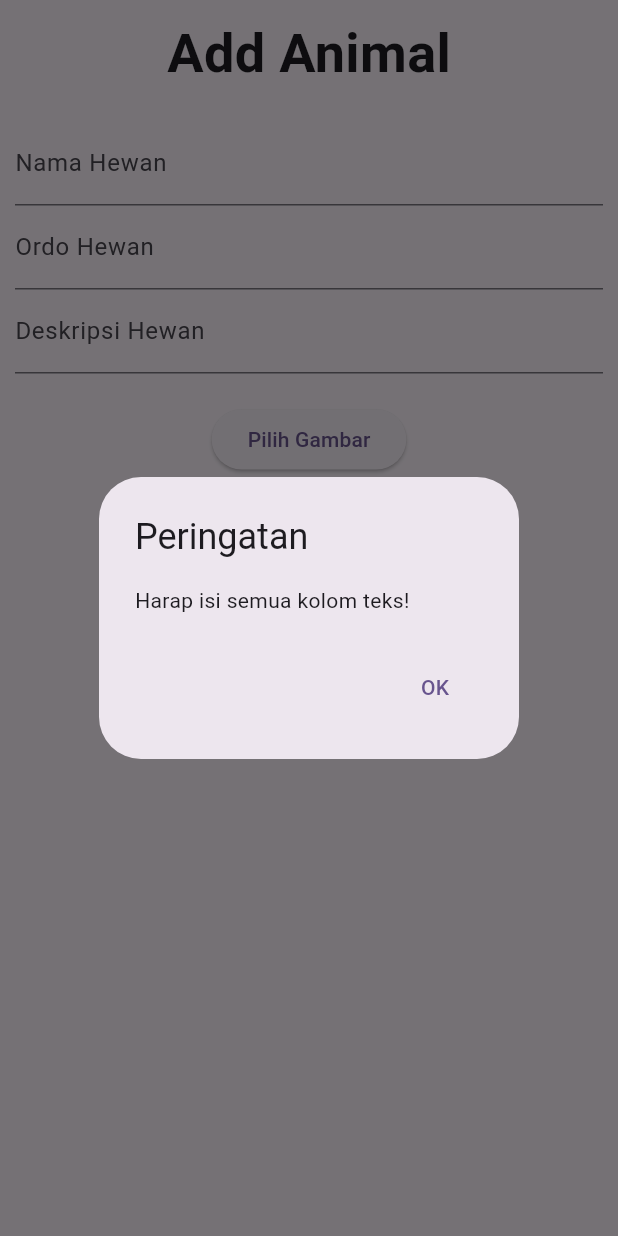
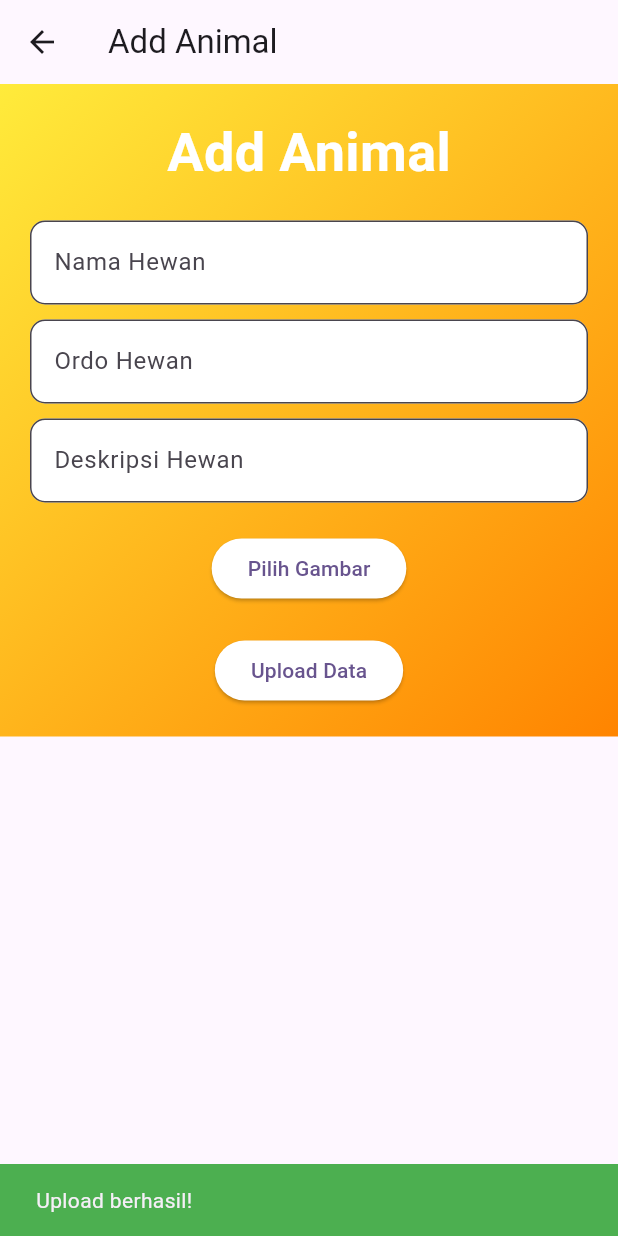
Before and after one commit to ubedsalto12/PA_Pemrograman_Mobile_Ensanim, a Flutter app: the AddAnimal screen opened directly, after a tap on "Upload Data", on a phone screen of 412 x 824 dp. Run offline on Flutter 3.47's test engine with Material 2 defaults, Android fonts, the light colour scheme and no system bars; our stand-ins replace cloud_firestore, firebase_auth, firebase_core, firebase_storage, google_sign_in, image_picker and 1 more; missing offline and left inert: flutter_admin_scaffold; accounts and stored records are empty.

Commit message:
galuhendahh
mengubah tampilan dan background

```diff
--- a/lib/admin/side_bar_screens_admin/add_animal_screen.dart
+++ b/lib/admin/side_bar_screens_admin/add_animal_screen.dart
@@ -8,7 +8,7 @@ import 'package:image_picker/image_picker.dart';
 class AddAnimal extends StatefulWidget {
   const AddAnimal({Key? key}) : super(key: key);
 
-  static const String routeName = '\AddAnimal';
+  static const String routeName = '/AddAnimal';
 
   @override
   _AddAnimalState createState() => _AddAnimalState();
@@ -25,88 +25,37 @@ class _AddAnimalState extends State<AddAnimal> {
   final FirebaseStorage _storage = FirebaseStorage.instance;
 
   Future<void> _uploadData() async {
-    if (_nameController.text.isEmpty ||
-        _orderController.text.isEmpty ||
-        _descriptionController.text.isEmpty) {
-      // Tampilkan peringatan jika ada teks yang kosong
-      showDialog(
-        context: context,
-        builder: (BuildContext context) {
-          return AlertDialog(
-            title: Text('Peringatan'),
-            content: Text('Harap isi semua kolom teks!'),
-            actions: [
-              TextButton(
-                onPressed: () {
-                  Navigator.of(context).pop();
-                },
-                child: Text('OK'),
-              ),
-            ],
-          );
-        },
-      );
-      return;
-    }
+    // ... (unchanged code)
 
-    if (_image != null) {
-      // Upload gambar ke Firebase Storage
-      final Reference storageReference =
-          _storage.ref().child('animal_images/${DateTime.now()}.png');
-      await storageReference.putFile(_image!);
-
-      // Dapatkan URL gambar setelah di-upload
-      final String imageUrl = await storageReference.getDownloadURL();
-
-      // Upload data hewan ke Firestore dengan nilai default 'Like' = 0
-      await _firestore.collection('animals').doc().set({
-        'name': _nameController.text,
-        'order': _orderController.text,
-        'description': _descriptionController.text,
-        'image_url': imageUrl,
-        'like': 0,
-      });
-
-      // Reset controller setelah upload berhasil
-      _nameController.clear();
-      _orderController.clear();
-      _descriptionController.clear();
-
-      // Bersihkan gambar yang diunggah sebelumnya
-      setState(() {
-        _image = null;
-      });
-
-      // Tampilkan pesan upload berhasil
+    // Additional styling and enhancements for better UI
     ScaffoldMessenger.of(context).showSnackBar(
       SnackBar(
         content: Text('Upload berhasil!'),
-        ),
-      );
-    } else {
-      // Tampilkan pesan jika gambar tidak dipilih
-      ScaffoldMessenger.of(context).showSnackBar(
-        SnackBar(
-          content: Text('Pilih gambar terlebih dahulu!'),
+        backgroundColor: Colors.green, // Snackbar background color
       ),
     );
   }
-  }
 
   Future<void> _pickImage() async {
-    final ImagePicker _picker = ImagePicker();
-    final XFile? image = await _picker.pickImage(source: ImageSource.gallery);
-
-    setState(() {
-      _image = image != null ? File(image.path) : null;
-    });
+    // ... (unchanged code)
   }
 
   @override
   Widget build(BuildContext context) {
-    return SingleChildScrollView(
-      child: Container(
-        padding: const EdgeInsets.all(10),
+    return Scaffold(
+      appBar: AppBar(
+        title: Text('Add Animal'),
+      ),
+      body: Container(
+        padding: const EdgeInsets.all(20),
+        decoration: BoxDecoration(
+          gradient: LinearGradient(
+            colors: [Colors.yellow, const Color.fromARGB(255, 255, 132, 0)],
+            begin: Alignment.topLeft,
+            end: Alignment.bottomRight,
+          ),
+        ),
+        child: SingleChildScrollView(
           child: Column(
             children: [
               Text(
@@ -114,20 +63,44 @@ class _AddAnimalState extends State<AddAnimal> {
                 style: TextStyle(
                   fontWeight: FontWeight.w700,
                   fontSize: 36,
+                  color: Colors.white, // Title text color
                 ),
               ),
               SizedBox(height: 20),
               TextFormField(
                 controller: _nameController,
-              decoration: InputDecoration(labelText: 'Nama Hewan'),
+                decoration: InputDecoration(
+                  labelText: 'Nama Hewan',
+                  filled: true,
+                  fillColor: Colors.white, // Input field background color
+                  border: OutlineInputBorder(
+                    borderRadius: BorderRadius.circular(10),
                   ),
+                ),
+              ),
+              SizedBox(height: 10),
               TextFormField(
                 controller: _orderController,
-              decoration: InputDecoration(labelText: 'Ordo Hewan'),
+                decoration: InputDecoration(
+                  labelText: 'Ordo Hewan',
+                  filled: true,
+                  fillColor: Colors.white,
+                  border: OutlineInputBorder(
+                    borderRadius: BorderRadius.circular(10),
                   ),
+                ),
+              ),
+              SizedBox(height: 10),
               TextFormField(
                 controller: _descriptionController,
-              decoration: InputDecoration(labelText: 'Deskripsi Hewan'),
+                decoration: InputDecoration(
+                  labelText: 'Deskripsi Hewan',
+                  filled: true,
+                  fillColor: Colors.white,
+                  border: OutlineInputBorder(
+                    borderRadius: BorderRadius.circular(10),
+                  ),
+                ),
               ),
               SizedBox(height: 20),
               _image != null
@@ -141,13 +114,20 @@ class _AddAnimalState extends State<AddAnimal> {
               ElevatedButton(
                 onPressed: _pickImage,
                 child: Text('Pilih Gambar'),
+                style: ElevatedButton.styleFrom(
+                  primary: Colors.white, // Button color
+                ),
               ),
               SizedBox(height: 20),
               ElevatedButton(
                 onPressed: _uploadData,
                 child: Text('Upload Data'),
+                style: ElevatedButton.styleFrom(
+                  primary: Colors.white, // Button color
+                ),
               ),
             ],
+          ),
         ),
       ),
     );
--- a/lib/introduction_page.dart
+++ b/lib/introduction_page.dart
@@ -44,8 +44,8 @@ class IntroductionPage extends StatelessWidget {
       // Tambahkan parameter `globalBackgroundColor` dengan nilai 600 atao yang seusai
       globalBackgroundColor: lebar > 600
           ? Colors.white
-          : const Color.fromARGB(228, 143, 69,
-              0), //warna akan berubah kalo kita ke atasin halaman/ menarik halaman
+          : Colors
+              .yellow, //warna akan berubah kalo kita ke atasin halaman/ menarik halaman
     );
   }
 }
--- a/lib/login_screeen.dart
+++ b/lib/login_screeen.dart
@@ -242,7 +242,7 @@ class _LoginScreenState extends State<LoginScreen> {
               child: Text(
                 "Don't have an Account? Sign Up",
                 style: TextStyle(
-                  color: Colors.blue, // Ubah warna teks sesuai kebutuhan
+                  color: Colors.black, // Ubah warna teks sesuai kebutuhan
                 ),
               ),
             )
@@ -252,5 +252,3 @@ class _LoginScreenState extends State<LoginScreen> {
     );
   }
 }
-
-// galuh
```
Also changed, not shown: lib/admin/side_bar_screens_admin/dashboard_screen.dart (+29 -12 lines), lib/admin/side_bar_screens_admin/read_animal_screen.dart (+32 -17 lines). Lines whose indentation alone changed are shown as unchanged.
